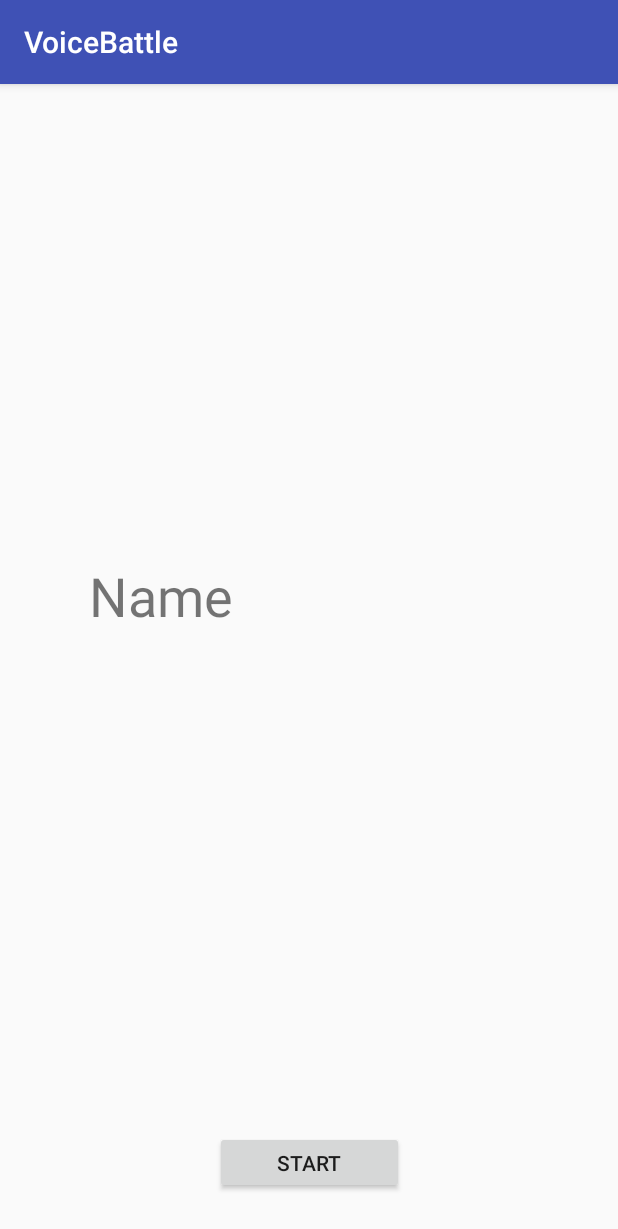
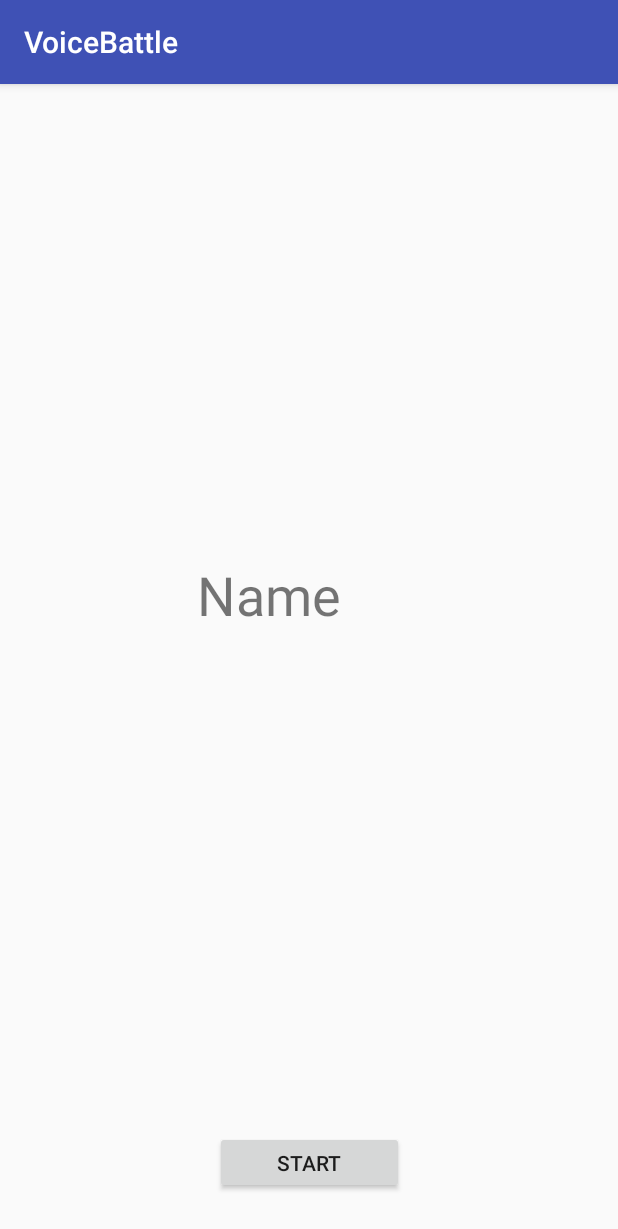
Before and after one commit to s-haya-123/voiceBattle, an Android app: the screen it shows after launch (MainActivity), on a phone screen of 412 x 824 dp. Shown: the top 1229 px of the screen. Run offline under Robolectric (Android 15) with nearby library versions, the phone set to English and light mode, and no system bars.

```diff
--- a/app/src/main/res/layout/battle_layout.xml
+++ b/app/src/main/res/layout/battle_layout.xml
@@ -19,12 +19,12 @@
         app:layout_constraintStart_toStartOf="parent" />
 
     <TextView
-        android:id="@+id/editText"
-        android:layout_width="294dp"
-        android:layout_height="65dp"
+        android:id="@+id/battleValue"
+        android:layout_width="150dp"
+        android:layout_height="66dp"
         android:layout_marginBottom="8dp"
-        android:layout_marginEnd="8dp"
-        android:layout_marginStart="8dp"
+        android:layout_marginEnd="16dp"
+        android:layout_marginStart="16dp"
         android:layout_marginTop="8dp"
         android:ems="10"
         android:inputType="textPersonName"
```
Also changed, not shown: app/src/main/java/voicebattle/com/shaya/voicebattle/MainActivity.kt (+17 -22 lines).
